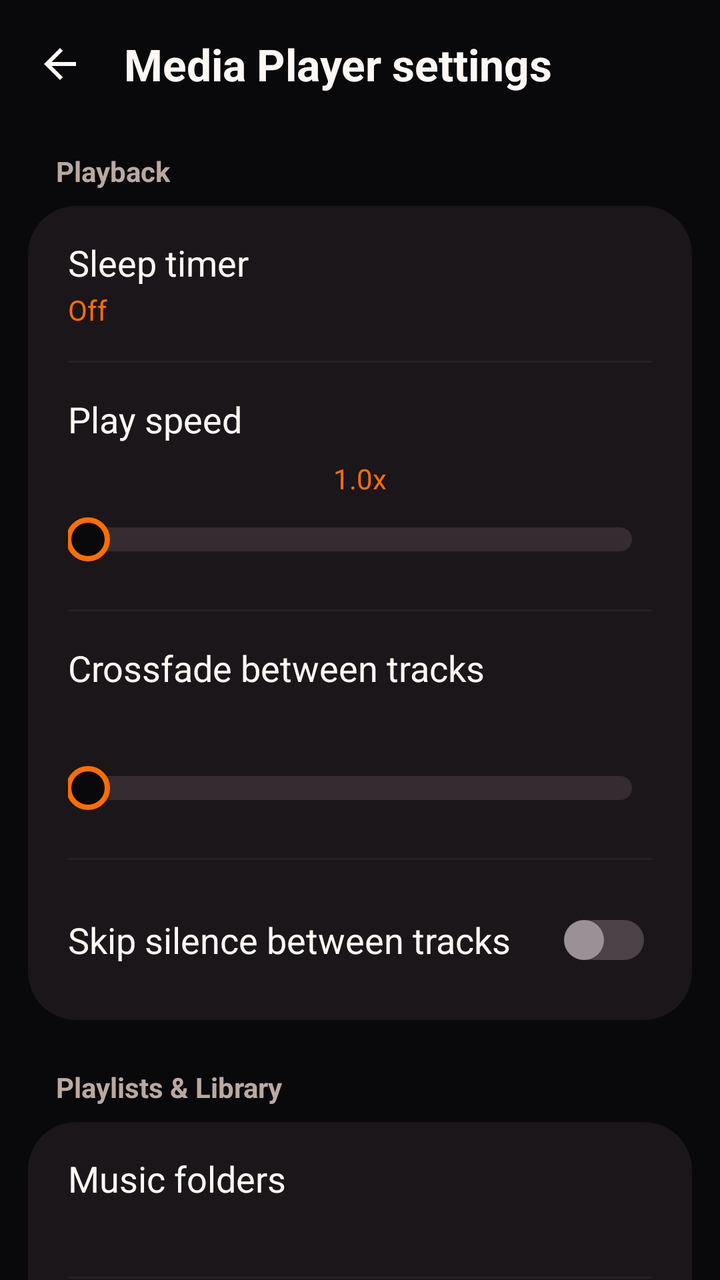
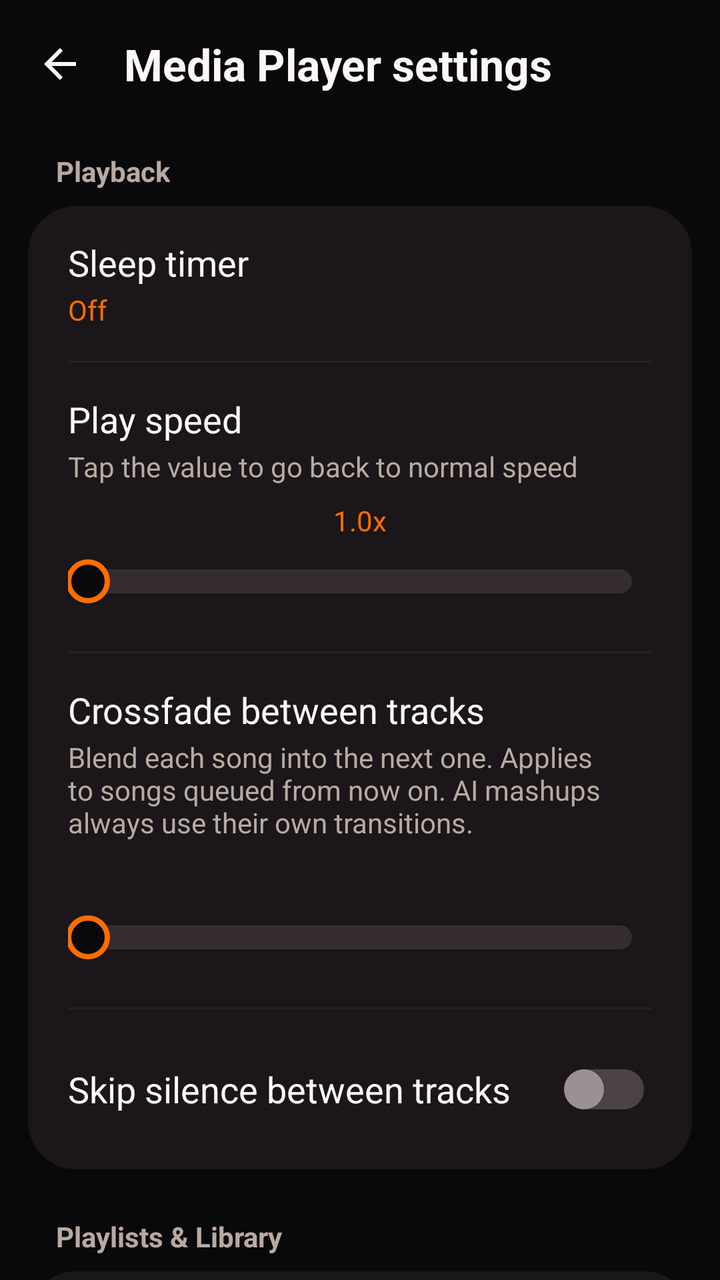

Two renders of the same Android screen: before a commit and after it. Below are the layout's source before the change and the commit's diff.
<!-- AndroidManifest.xml: application theme Theme.Mediaplayer -->
<!-- res/layout/fragment_settings.xml -->
<?xml version="1.0" encoding="utf-8"?>
<LinearLayout xmlns:android="http://schemas.android.com/apk/res/android"
    xmlns:app="http://schemas.android.com/apk/res-auto"
    android:layout_width="match_parent"
    android:layout_height="match_parent"
    android:background="@color/background"
    android:orientation="vertical">

    
    <LinearLayout
        android:layout_width="match_parent"
        android:layout_height="64dp"
        android:gravity="center_vertical"
        android:orientation="horizontal"
        android:paddingStart="6dp"
        android:paddingEnd="16dp">

        <FrameLayout
            android:id="@+id/settingsBack"
            android:layout_width="48dp"
            android:layout_height="48dp"
            android:background="@drawable/player_cell_bg"
            android:clickable="true"
            android:contentDescription="@string/settings_back"
            android:focusable="true">

            <ImageView
                android:layout_width="24dp"
                android:layout_height="24dp"
                android:layout_gravity="center"
                android:contentDescription="@null"
                android:src="@drawable/player_ic_back"
                android:tint="@color/text_primary" />
        </FrameLayout>

        <TextView
            android:layout_width="wrap_content"
            android:layout_height="wrap_content"
            android:layout_marginStart="8dp"
            android:text="@string/settings_header_title"
            android:textColor="@color/text_primary"
            android:textSize="22sp"
            android:textStyle="bold" />
    </LinearLayout>

    <ScrollView
        android:layout_width="match_parent"
        android:layout_height="0dp"
        android:layout_weight="1"
        android:clipToPadding="false"
        android:paddingBottom="36dp"
        android:scrollbars="none">

        <LinearLayout
            android:layout_width="match_parent"
            android:layout_height="wrap_content"
            android:orientation="vertical"
            android:paddingStart="14dp"
            android:paddingEnd="14dp">

            
            <TextView
                android:layout_width="wrap_content"
                android:layout_height="wrap_content"
                android:layout_marginStart="14dp"
                android:layout_marginTop="12dp"
                android:layout_marginBottom="8dp"
                android:text="@string/settings_section_playback"
                android:textColor="@color/text_secondary"
                android:textSize="14sp"
                android:textStyle="bold" />

            <LinearLayout
                android:layout_width="match_parent"
                android:layout_height="wrap_content"
                android:background="@drawable/settings_card_bg"
                android:orientation="vertical">

                
                <LinearLayout
                    android:id="@+id/settingsRowSleepTimer"
                    android:layout_width="match_parent"
                    android:layout_height="wrap_content"
                    android:background="@drawable/settings_item_bg"
                    android:clickable="true"
                    android:focusable="true"
                    android:orientation="vertical"
                    android:paddingStart="20dp"
                    android:paddingTop="16dp"
                    android:paddingEnd="20dp"
                    android:paddingBottom="16dp">

                    <TextView
                        android:layout_width="match_parent"
                        android:layout_height="wrap_content"
                        android:text="@string/menu_sleep_timer"
                        android:textColor="@color/text_primary"
                        android:textSize="18sp" />

                    <TextView
                        android:id="@+id/settingsSleepTimerSummary"
                        android:layout_width="match_parent"
                        android:layout_height="wrap_content"
                        android:layout_marginTop="2dp"
                        android:text="@string/settings_crossfade_off"
                        android:textColor="@color/accent"
                        android:textSize="14sp" />
                </LinearLayout>

                <View
                    android:layout_width="match_parent"
                    android:layout_height="1dp"
                    android:layout_marginStart="20dp"
                    android:layout_marginEnd="20dp"
                    android:background="@color/divider" />

                
                <LinearLayout
                    android:layout_width="match_parent"
                    android:layout_height="wrap_content"
                    android:orientation="vertical"
                    android:paddingStart="20dp"
                    android:paddingTop="16dp"
                    android:paddingEnd="20dp"
                    android:paddingBottom="18dp">

                    <TextView
                        android:layout_width="match_parent"
                        android:layout_height="wrap_content"
                        android:text="@string/settings_play_speed_title"
                        android:textColor="@color/text_primary"
                        android:textSize="18sp" />

                    <TextView
                        android:id="@+id/settingsPlaySpeedValue"
                        android:layout_width="match_parent"
                        android:layout_height="wrap_content"
                        android:layout_marginTop="8dp"
                        android:gravity="center_horizontal"
                        android:text="1.0x"
                        android:textColor="@color/accent"
                        android:textSize="14sp" />

                    <SeekBar
                        android:id="@+id/settingsPlaySpeed"
                        android:layout_width="match_parent"
                        android:layout_height="34dp"
                        android:layout_marginTop="4dp"
                        android:contentDescription="@string/settings_play_speed_title"
                        android:maxHeight="12dp"
                        android:minHeight="12dp"
                        android:paddingStart="10dp"
                        android:paddingEnd="10dp"
                        android:progressDrawable="@drawable/settings_seek_progress"
                        android:splitTrack="false"
                        android:thumb="@drawable/settings_seek_thumb" />
                </LinearLayout>

                <View
                    android:layout_width="match_parent"
                    android:layout_height="1dp"
                    android:layout_marginStart="20dp"
                    android:layout_marginEnd="20dp"
                    android:background="@color/divider" />

                
                <LinearLayout
                    android:layout_width="match_parent"
                    android:layout_height="wrap_content"
                    android:orientation="vertical"
                    android:paddingStart="20dp"
                    android:paddingTop="16dp"
                    android:paddingEnd="20dp"
                    android:paddingBottom="18dp">

                    <TextView
                        android:layout_width="match_parent"
                        android:layout_height="wrap_content"
                        android:text="@string/settings_crossfade_row_title"
                        android:textColor="@color/text_primary"
                        android:textSize="18sp" />

                    <TextView
                        android:id="@+id/settingsCrossfadeValue"
                        android:layout_width="match_parent"
                        android:layout_height="wrap_content"
                        android:layout_marginTop="8dp"
                        android:gravity="center_horizontal"
                        android:textColor="@color/accent"
                        android:textSize="14sp" />

                    <SeekBar
                        android:id="@+id/settingsCrossfade"
                        android:layout_width="match_parent"
                        android:layout_height="34dp"
                        android:layout_marginTop="4dp"
                        android:contentDescription="@string/settings_crossfade_row_title"
                        android:maxHeight="12dp"
                        android:minHeight="12dp"
                        android:paddingStart="10dp"
                        android:paddingEnd="10dp"
                        android:progressDrawable="@drawable/settings_seek_progress"
                        android:splitTrack="false"
                        android:thumb="@drawable/settings_seek_thumb" />
                </LinearLayout>

                <View
                    android:layout_width="match_parent"
                    android:layout_height="1dp"
                    android:layout_marginStart="20dp"
                    android:layout_marginEnd="20dp"
                    android:background="@color/divider" />

                
                <LinearLayout
                    android:id="@+id/settingsRowSkipSilence"
                    android:layout_width="match_parent"
                    android:layout_height="wrap_content"
                    android:background="@drawable/settings_item_bg"
                    android:clickable="true"
                    android:focusable="true"
                    android:gravity="center_vertical"
                    android:orientation="horizontal"
                    android:paddingStart="20dp"
                    android:paddingTop="16dp"
                    android:paddingEnd="16dp"
                    android:paddingBottom="16dp">

                    <TextView
                        android:layout_width="0dp"
                        android:layout_height="wrap_content"
                        android:layout_weight="1"
                        android:text="@string/settings_skip_silence_title"
                        android:textColor="@color/text_primary"
                        android:textSize="18sp" />

                    <androidx.appcompat.widget.SwitchCompat
                        android:id="@+id/settingsSwitchSkipSilence"
                        android:layout_width="wrap_content"
                        android:layout_height="wrap_content"
                        android:thumb="@drawable/settings_switch_thumb_shape"
                        app:switchMinWidth="52dp"
                        app:thumbTint="@color/settings_switch_thumb"
                        app:thumbTintMode="src_in"
                        app:track="@drawable/settings_switch_track_shape"
                        app:trackTint="@color/settings_switch_track"
                        app:trackTintMode="src_in" />
                </LinearLayout>
            </LinearLayout>

            
            <TextView
                android:layout_width="wrap_content"
                android:layout_height="wrap_content"
                android:layout_marginStart="14dp"
                android:layout_marginTop="24dp"
                android:layout_marginBottom="8dp"
                android:text="@string/settings_section_playlists"
                android:textColor="@color/text_secondary"
                android:textSize="14sp"
                android:textStyle="bold" />

            <LinearLayout
                android:layout_width="match_parent"
                android:layout_height="wrap_content"
                android:background="@drawable/settings_card_bg"
                android:orientation="vertical">

                
                <LinearLayout
                    android:id="@+id/settingsRowFolders"
                    android:layout_width="match_parent"
                    android:layout_height="wrap_content"
                    android:background="@drawable/settings_item_bg"
                    android:clickable="true"
                    android:focusable="true"
                    android:orientation="vertical"
                    android:paddingStart="20dp"
                    android:paddingTop="16dp"
                    android:paddingEnd="20dp"
                    android:paddingBottom="16dp">

                    <TextView
                        android:layout_width="match_parent"
                        android:layout_height="wrap_content"
                        android:text="@string/settings_folders_row_title"
                        android:textColor="@color/text_primary"
                        android:textSize="18sp" />

                    <TextView
                        android:id="@+id/settingsFoldersSummary"
                        android:layout_width="match_parent"
                        android:layout_height="wrap_content"
                        android:layout_marginTop="2dp"
                        android:textColor="@color/accent"
                        android:textSize="14sp" />
                </LinearLayout>

                <View
                    android:layout_width="match_parent"
                    android:layout_height="1dp"
                    android:layout_marginStart="20dp"
                    android:layout_marginEnd="20dp"
                    android:background="@color/divider" />

                
                <LinearLayout
                    android:id="@+id/settingsRescan"
                    android:layout_width="match_parent"
                    android:layout_height="wrap_content"
                    android:background="@drawable/settings_item_bg"
                    android:clickable="true"
                    android:focusable="true"
                    android:orientation="vertical"
                    android:paddingStart="20dp"
                    android:paddingTop="16dp"
                    android:paddingEnd="20dp"
                    android:paddingBottom="16dp">

                    <TextView
                        android:layout_width="match_parent"
                        android:layout_height="wrap_content"
                        android:text="@string/library_rescan"
                        android:textColor="@color/text_primary"
                        android:textSize="18sp" />

                    <TextView
                        android:id="@+id/settingsScan"
                        android:layout_width="match_parent"
                        android:layout_height="wrap_content"
                        android:layout_marginTop="2dp"
                        android:textColor="@color/accent"
                        android:textSize="14sp" />
                </LinearLayout>

                <View
                    android:layout_width="match_parent"
                    android:layout_height="1dp"
                    android:layout_marginStart="20dp"
                    android:layout_marginEnd="20dp"
                    android:background="@color/divider" />

                
                <LinearLayout
                    android:id="@+id/settingsRowSeparator"
                    android:layout_width="match_parent"
                    android:layout_height="wrap_content"
                    android:background="@drawable/settings_item_bg"
                    android:clickable="true"
                    android:focusable="true"
                    android:orientation="vertical"
                    android:paddingStart="20dp"
                    android:paddingTop="16dp"
                    android:paddingEnd="20dp"
                    android:paddingBottom="16dp">

                    <TextView
                        android:layout_width="match_parent"
                        android:layout_height="wrap_content"
                        android:text="@string/settings_separator_row_title"
                        android:textColor="@color/text_primary"
                        android:textSize="18sp" />

                    <TextView
                        android:id="@+id/settingsPreview"
                        android:layout_width="match_parent"
                        android:layout_height="wrap_content"
                        android:layout_marginTop="2dp"
                        android:ellipsize="end"
                        android:maxLines="2"
                        android:textColor="@color/accent"
                        android:textSize="14sp" />
                </LinearLayout>

                <View
                    android:layout_width="match_parent"
                    android:layout_height="1dp"
                    android:layout_marginStart="20dp"
                    android:layout_marginEnd="20dp"
                    android:background="@color/divider" />

                
                <LinearLayout
                    android:id="@+id/settingsRowNoDuplicates"
                    android:layout_width="match_parent"
                    android:layout_height="wrap_content"
                    android:background="@drawable/settings_item_bg"
                    android:clickable="true"
                    android:focusable="true"
                    android:gravity="center_vertical"
                    android:orientation="horizontal"
                    android:paddingStart="20dp"
                    android:paddingTop="16dp"
                    android:paddingEnd="16dp"
                    android:paddingBottom="16dp">

                    <LinearLayout
                        android:layout_width="0dp"
                        android:layout_height="wrap_content"
                        android:layout_weight="1"
                        android:orientation="vertical">

                        <TextView
                            android:layout_width="match_parent"
                            android:layout_height="wrap_content"
                            android:text="@string/settings_no_duplicates_title"
                            android:textColor="@color/text_primary"
                            android:textSize="18sp" />

                        <TextView
                            android:layout_width="match_parent"
                            android:layout_height="wrap_content"
                            android:layout_marginTop="2dp"
                            android:text="@string/settings_no_duplicates_sub"
                            android:textColor="@color/text_secondary"
                            android:textSize="14sp" />
                    </LinearLayout>

                    <androidx.appcompat.widget.SwitchCompat
                        android:id="@+id/settingsSwitchNoDuplicates"
                        android:layout_width="wrap_content"
                        android:layout_height="wrap_content"
                        android:thumb="@drawable/settings_switch_thumb_shape"
                        app:switchMinWidth="52dp"
                        app:thumbTint="@color/settings_switch_thumb"
                        app:thumbTintMode="src_in"
                        app:track="@drawable/settings_switch_track_shape"
                        app:trackTint="@color/settings_switch_track"
                        app:trackTintMode="src_in" />
                </LinearLayout>
            </LinearLayout>

            
            <TextView
                android:layout_width="wrap_content"
                android:layout_height="wrap_content"
                android:layout_marginStart="14dp"
                android:layout_marginTop="24dp"
                android:layout_marginBottom="8dp"
                android:text="@string/settings_section_ai"
                android:textColor="@color/text_secondary"
                android:textSize="14sp"
                android:textStyle="bold" />

            <LinearLayout
                android:layout_width="match_parent"
                android:layout_height="wrap_content"
                android:background="@drawable/settings_card_bg"
                android:orientation="vertical">

                
                <LinearLayout
                    android:id="@+id/settingsRowAiServer"
                    android:layout_width="match_parent"
                    android:layout_height="wrap_content"
                    android:background="@drawable/settings_item_bg"
                    android:clickable="true"
                    android:focusable="true"
                    android:orientation="vertical"
                    android:paddingStart="20dp"
                    android:paddingTop="16dp"
                    android:paddingEnd="20dp"
                    android:paddingBottom="16dp">

                    <TextView
                        android:layout_width="match_parent"
                        android:layout_height="wrap_content"
                        android:text="@string/mashup_server_title"
                        android:textColor="@color/text_primary"
                        android:textSize="18sp" />

                    <TextView
                        android:id="@+id/settingsAiServerSummary"
                        android:layout_width="match_parent"
                        android:layout_height="wrap_content"
                        android:layout_marginTop="2dp"
                        android:textColor="@color/accent"
                        android:textSize="14sp" />
                </LinearLayout>

                <View
                    android:layout_width="match_parent"
                    android:layout_height="1dp"
                    android:layout_marginStart="20dp"
                    android:layout_marginEnd="20dp"
                    android:background="@color/divider" />

                
                <LinearLayout
                    android:id="@+id/settingsAiDiscover"
                    android:layout_width="match_parent"
                    android:layout_height="wrap_content"
                    android:background="@drawable/settings_item_bg"
                    android:clickable="true"
                    android:focusable="true"
                    android:orientation="vertical"
                    android:paddingStart="20dp"
                    android:paddingTop="16dp"
                    android:paddingEnd="20dp"
                    android:paddingBottom="16dp">

                    <TextView
                        android:layout_width="match_parent"
                        android:layout_height="wrap_content"
                        android:text="@string/settings_ai_discover_row"
                        android:textColor="@color/text_primary"
                        android:textSize="18sp" />

                    <TextView
                        android:layout_width="match_parent"
                        android:layout_height="wrap_content"
                        android:layout_marginTop="2dp"
                        android:text="@string/settings_ai_discover_sub"
                        android:textColor="@color/text_secondary"
                        android:textSize="14sp" />
                </LinearLayout>

                <View
                    android:layout_width="match_parent"
                    android:layout_height="1dp"
                    android:layout_marginStart="20dp"
                    android:layout_marginEnd="20dp"
                    android:background="@color/divider" />

                
                <LinearLayout
                    android:id="@+id/settingsAiTest"
                    android:layout_width="match_parent"
                    android:layout_height="wrap_content"
                    android:background="@drawable/settings_item_bg"
                    android:clickable="true"
                    android:focusable="true"
                    android:orientation="vertical"
                    android:paddingStart="20dp"
                    android:paddingTop="16dp"
                    android:paddingEnd="20dp"
                    android:paddingBottom="16dp">

                    <TextView
                        android:layout_width="match_parent"
                        android:layout_height="wrap_content"
                        android:text="@string/settings_ai_test_row"
                        android:textColor="@color/text_primary"
                        android:textSize="18sp" />

                    <TextView
                        android:id="@+id/settingsAiStatus"
                        android:layout_width="match_parent"
                        android:layout_height="wrap_content"
                        android:layout_marginTop="2dp"
                        android:text="@string/settings_ai_test_sub"
                        android:textColor="@color/accent"
                        android:textSize="14sp" />
                </LinearLayout>
            </LinearLayout>

        </LinearLayout>
    </ScrollView>

</LinearLayout>
<!-- resources referenced by this layout -->
<resources>
  <color name="accent">#FFFF6D00</color>
  <color name="background">#FF09080A</color>
  <color name="divider">#FF262025</color>
  <color name="text_primary">#FFFDF8F5</color>
  <color name="text_secondary">#FFB8AAA2</color>
  <!-- drawable player_ic_back (drawable) -->
  <vector xmlns:android="http://schemas.android.com/apk/res/android"
      android:width="24dp"
      android:height="24dp"
      android:viewportWidth="24"
      android:viewportHeight="24">
      <path
          android:fillColor="#FFFFFFFF"
          android:pathData="M20,11H7.83l5.59,-5.59L12,4l-8,8 8,8 1.41,-1.41L7.83,13H20v-2z" />
  </vector>
  <!-- drawable settings_card_bg (drawable) -->
  <?xml version="1.0" encoding="utf-8"?>
  <shape xmlns:android="http://schemas.android.com/apk/res/android"
      android:shape="rectangle">
      <solid android:color="@color/surface" />
      <corners android:radius="24dp" />
  </shape>
  <!-- drawable settings_switch_thumb_shape (drawable) -->
  <?xml version="1.0" encoding="utf-8"?>
  <inset xmlns:android="http://schemas.android.com/apk/res/android"
      android:inset="4dp">
      <shape android:shape="oval">
          <solid android:color="#FFFFFFFF" />
          <size
              android:width="20dp"
              android:height="20dp" />
      </shape>
  </inset>
  <!-- drawable settings_switch_track_shape (drawable) -->
  <?xml version="1.0" encoding="utf-8"?>
  <shape xmlns:android="http://schemas.android.com/apk/res/android"
      android:shape="rectangle">
      <solid android:color="#FFFFFFFF" />
      <corners android:radius="14dp" />
      <size
          android:width="52dp"
          android:height="28dp" />
  </shape>
  <string name="library_rescan">Rescan library</string>
  <string name="mashup_server_title">Mashup server address</string>
  <string name="menu_sleep_timer">Sleep timer</string>
  <string name="settings_ai_discover_row">Find server on Wi-Fi</string>
  <string name="settings_ai_discover_sub">Automatically detect ai_router/server.py on your local network</string>
  <string name="settings_ai_test_row">Test server connection</string>
  <string name="settings_ai_test_sub">Tap to check server status and GPU device</string>
  <string name="settings_back">Back</string>
  <string name="settings_crossfade_off">Off</string>
  <string name="settings_crossfade_row_title">Crossfade between tracks</string>
  <string name="settings_folders_row_title">Music folders</string>
  <string name="settings_header_title">Media Player settings</string>
  <string name="settings_no_duplicates_sub">Don’t allow duplicates in queue</string>
  <string name="settings_no_duplicates_title">Don’t allow duplicate songs</string>
  <string name="settings_play_speed_title">Play speed</string>
  <string name="settings_section_ai">AI Mashup Server</string>
  <string name="settings_section_playback">Playback</string>
  <string name="settings_section_playlists">Playlists &amp; Library</string>
  <string name="settings_separator_row_title">Artist separator</string>
  <string name="settings_skip_silence_title">Skip silence between tracks</string>
  <color name="surface">#FF1A1619</color>
  <!-- drawable ic_splash_empty (drawable) -->
  <?xml version="1.0" encoding="utf-8"?>
  <vector xmlns:android="http://schemas.android.com/apk/res/android"
      android:width="1dp"
      android:height="1dp"
      android:viewportWidth="1"
      android:viewportHeight="1" />
  <!-- unchanged entries left out for length: 5 -->
</resources>

<!-- the commit's change to res/layout/fragment_settings.xml (unified diff, before → after) -->
@@ -132,6 +132,14 @@
                         android:textSize="18sp" />
 
                     <TextView
+                        android:layout_width="match_parent"
+                        android:layout_height="wrap_content"
+                        android:layout_marginTop="2dp"
+                        android:text="@string/settings_play_speed_help"
+                        android:textColor="@color/text_secondary"
+                        android:textSize="14sp" />
+
+                    <TextView
                         android:id="@+id/settingsPlaySpeedValue"
                         android:layout_width="match_parent"
                         android:layout_height="wrap_content"
@@ -179,6 +187,14 @@
                         android:text="@string/settings_crossfade_row_title"
                         android:textColor="@color/text_primary"
                         android:textSize="18sp" />
+
+                    <TextView
+                        android:layout_width="match_parent"
+                        android:layout_height="wrap_content"
+                        android:layout_marginTop="2dp"
+                        android:text="@string/settings_crossfade_help"
+                        android:textColor="@color/text_secondary"
+                        android:textSize="14sp" />
 
                     <TextView
                         android:id="@+id/settingsCrossfadeValue"
<!-- resource entries referenced after the edit -->
@@ -51,12 +51,14 @@
   <string name="settings_ai_test_row">Test server connection</string>
   <string name="settings_ai_test_sub">Tap to check server status and GPU device</string>
   <string name="settings_back">Back</string>
+  <string name="settings_crossfade_help">Blend each song into the next one. Applies to songs queued from now on. AI mashups always use their own transitions.</string>
   <string name="settings_crossfade_off">Off</string>
   <string name="settings_crossfade_row_title">Crossfade between tracks</string>
   <string name="settings_folders_row_title">Music folders</string>
   <string name="settings_header_title">Media Player settings</string>
-  <string name="settings_no_duplicates_sub">Don’t allow duplicates in queue</string>
+  <string name="settings_no_duplicates_sub">“Play next” and “Add to queue” skip songs that are already queued</string>
   <string name="settings_no_duplicates_title">Don’t allow duplicate songs</string>
+  <string name="settings_play_speed_help">Tap the value to go back to normal speed</string>
   <string name="settings_play_speed_title">Play speed</string>
   <string name="settings_section_ai">AI Mashup Server</string>
   <string name="settings_section_playback">Playback</string>
